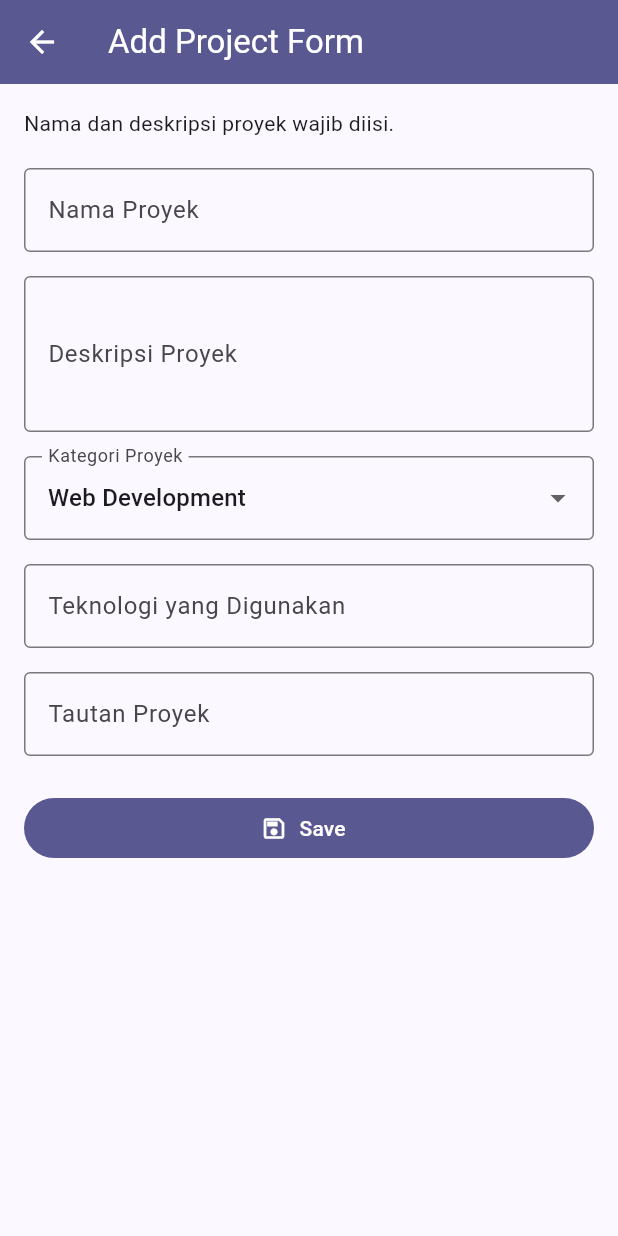
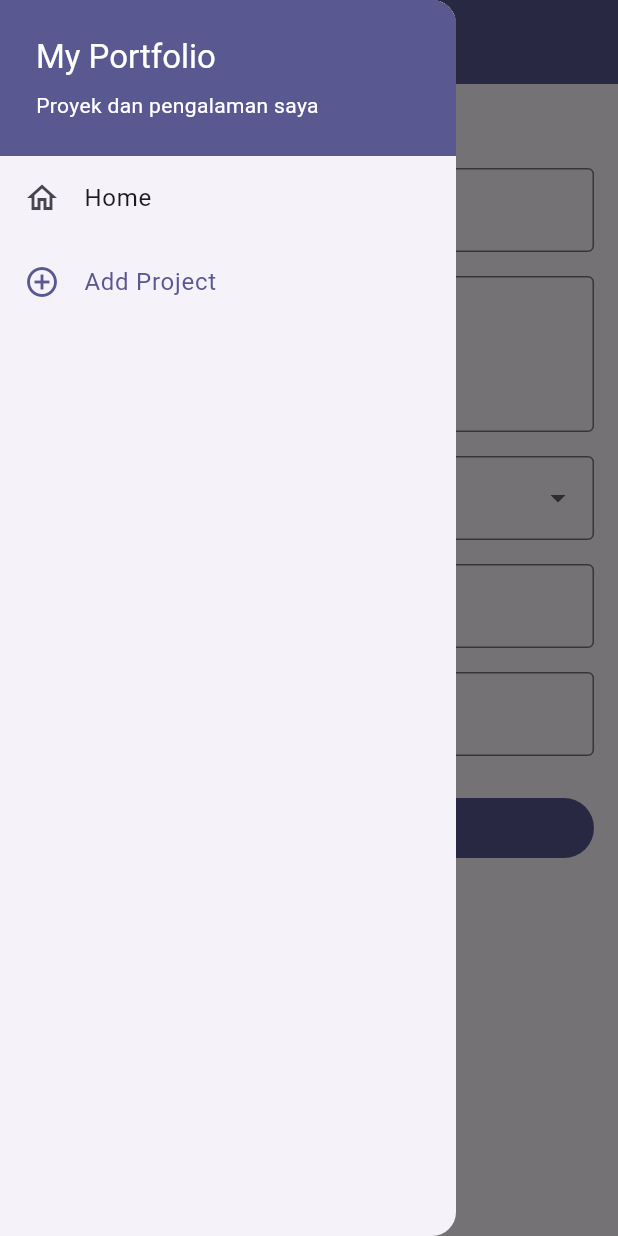
Before and after one commit to McKenzy65/myportofolio_mobile-, a Flutter app: the ProjectFormPage screen opened by its route, with the side drawer open (before the commit the screen has no drawer), on a phone screen of 412 x 824 dp. Run offline on Flutter 3.47's test engine with Material 3 defaults, Android fonts, the phone set to English and light mode, and no system bars; our stand-ins replace material_ui.

Commit message:
feat: hubungkan Home dan Add Project melalui drawer bersama

```diff
--- a/lib/screens/menu.dart
+++ b/lib/screens/menu.dart
@@ -2,6 +2,7 @@ import 'package:material_ui/material_ui.dart';
 import 'package:myportofolio_mobile/models/item_homepage.dart';
 import 'package:myportofolio_mobile/models/portfolio_profile.dart';
 import 'package:myportofolio_mobile/widgets/info_card.dart';
+import 'package:myportofolio_mobile/widgets/left_drawer.dart';
 import 'package:myportofolio_mobile/widgets/project_card.dart';
 import 'package:myportofolio_mobile/widgets/copy_npm_button.dart';
 
@@ -21,6 +22,7 @@ class MyHomePage extends StatelessWidget {
   Widget build(BuildContext context) {
     final theme = Theme.of(context);
     return Scaffold(
+      drawer: const LeftDrawer(),
       appBar: AppBar(
         title: const Text('MyPortfolio'),
         backgroundColor: theme.colorScheme.primary,
--- a/lib/screens/project_form.dart
+++ b/lib/screens/project_form.dart
@@ -1,5 +1,6 @@
 import 'package:material_ui/material_ui.dart';
 import 'package:myportofolio_mobile/utils/form_validators.dart';
+import 'package:myportofolio_mobile/widgets/left_drawer.dart';
 
 class ProjectFormPage extends StatefulWidget {
   const ProjectFormPage({super.key});
@@ -82,6 +83,7 @@ class _ProjectFormPageState extends State<ProjectFormPage> {
   @override
   Widget build(BuildContext context) {
     return Scaffold(
+      drawer: const LeftDrawer(),
       appBar: AppBar(
         backgroundColor: Theme.of(context).colorScheme.primary,
         foregroundColor: Theme.of(context).colorScheme.onPrimary,
--- /dev/null
+++ b/lib/widgets/left_drawer.dart
@@ -0,0 +1,68 @@
+import 'package:material_ui/material_ui.dart';
+import 'package:myportofolio_mobile/screens/project_form.dart';
+
+class LeftDrawer extends StatelessWidget {
+  const LeftDrawer({super.key});
+
+  void _open(BuildContext context, String destination) {
+    final navigator = Navigator.of(context);
+    final current = ModalRoute.of(context)?.settings.name;
+    Scaffold.of(context).closeDrawer();
+    if (current == destination) return;
+    if (destination == Navigator.defaultRouteName) {
+      // Home becomes the root even if the form was opened over another Home.
+      navigator.pushNamedAndRemoveUntil(destination, (_) => false);
+    } else {
+      navigator.pushReplacementNamed(destination);
+    }
+  }
+
+  @override
+  Widget build(BuildContext context) {
+    final colors = Theme.of(context).colorScheme;
+    final current = ModalRoute.of(context)?.settings.name;
+    return Drawer(
+      child: ListView(
+        padding: EdgeInsets.zero,
+        children: [
+          ColoredBox(
+            color: colors.primary,
+            child: SafeArea(
+              bottom: false,
+              child: Padding(
+                padding: const EdgeInsets.all(24),
+                child: Column(
+                  crossAxisAlignment: CrossAxisAlignment.start,
+                  children: [
+                    Text(
+                      'My Portfolio',
+                      style: Theme.of(context).textTheme.titleLarge
+                          ?.copyWith(color: colors.onPrimary),
+                    ),
+                    const SizedBox(height: 8),
+                    Text(
+                      'Proyek dan pengalaman saya',
+                      style: TextStyle(color: colors.onPrimary),
+                    ),
+                  ],
+                ),
+              ),
+            ),
+          ),
+          ListTile(
+            leading: const Icon(Icons.home_outlined),
+            title: const Text('Home'),
+            selected: current == Navigator.defaultRouteName,
+            onTap: () => _open(context, Navigator.defaultRouteName),
+          ),
+          ListTile(
+            leading: const Icon(Icons.add_circle_outline),
+            title: const Text('Add Project'),
+            selected: current == ProjectFormPage.routeName,
+            onTap: () => _open(context, ProjectFormPage.routeName),
+          ),
+        ],
+      ),
+    );
+  }
+}
```
Also changed, not shown: 1 other file.
